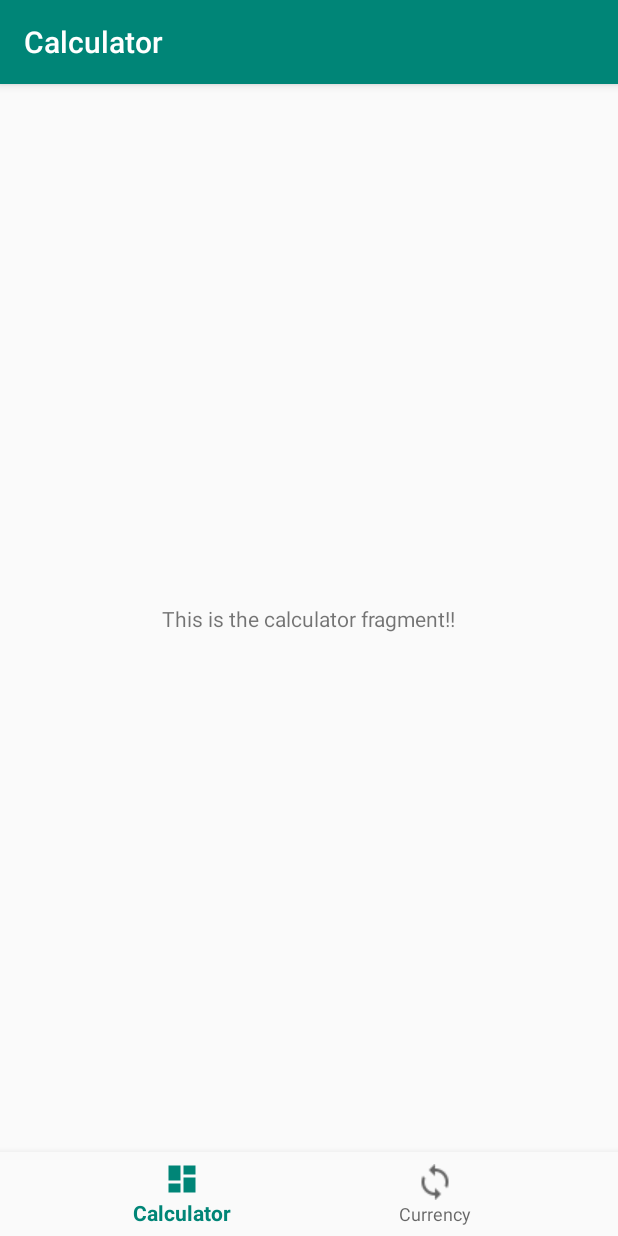
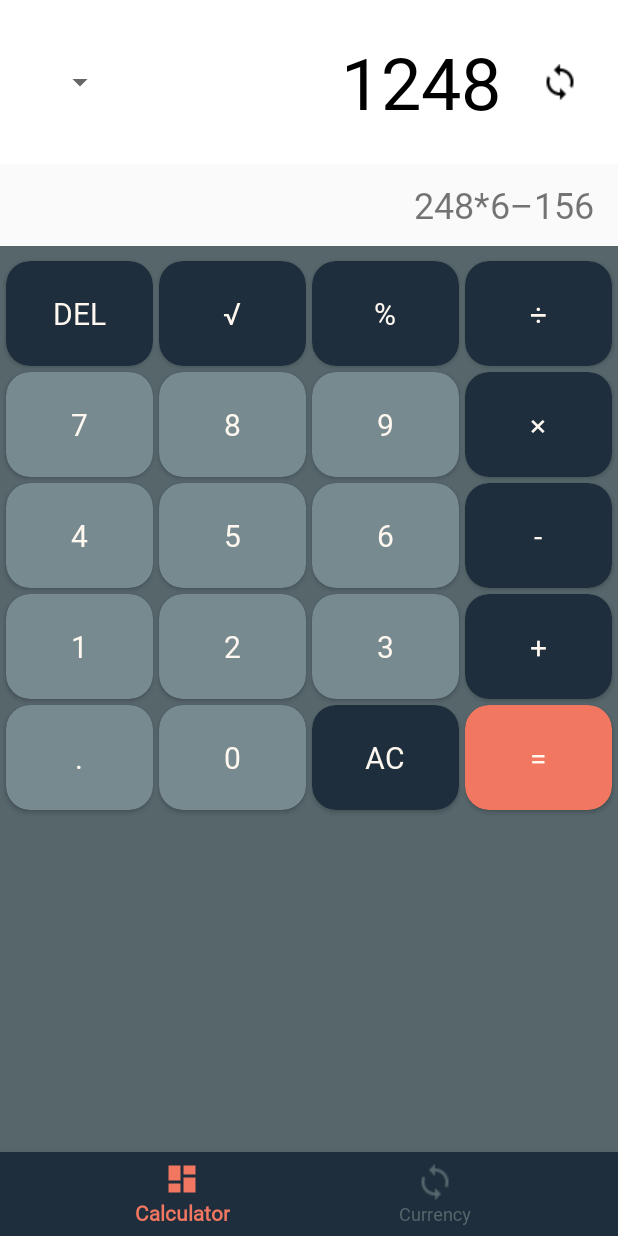
Before and after one commit to PanosGr94/Calculator-Project, an Android app: the screen it shows after launch (MainActivity), on a phone screen of 412 x 824 dp. Run offline under Robolectric (Android 15) with nearby library versions, the phone set to English and light mode, and no system bars; our stand-ins replace ButterKnife.

Commit message:
Calculator UI Ready
-Added RecyclerView for Buttons, ColorPalette, UI Styling, Fonts, and completed Calculator static UI.
-Created Landscape as well.

```diff
--- /dev/null
+++ b/app/src/main/java/com/example/lenovoppc/calculator/CalculatorAdapter.java
@@ -0,0 +1,83 @@
+package com.example.lenovoppc.calculator;
+
+import android.content.res.Resources;
+import android.support.annotation.NonNull;
+import android.support.constraint.ConstraintLayout;
+import android.support.v7.widget.CardView;
+import android.support.v7.widget.RecyclerView;
+import android.view.LayoutInflater;
+import android.view.View;
+import android.view.ViewGroup;
+import android.widget.TextView;
+import android.widget.Toast;
+
+import com.example.lenovoppc.calculator.Model.NumberButton;
+
+import java.util.ArrayList;
+
+import butterknife.BindView;
+import butterknife.ButterKnife;
+
+public class CalculatorAdapter extends RecyclerView.Adapter<CalculatorAdapter.NumberViewHolder> {
+
+    private ArrayList<NumberButton> layoutContents;
+    private Resources resources;
+
+    public CalculatorAdapter(ArrayList<NumberButton> layoutContents, Resources resources) {
+        this.layoutContents = layoutContents;
+        this.resources = resources;
+    }
+
+    @NonNull
+    @Override
+    public CalculatorAdapter.NumberViewHolder onCreateViewHolder(@NonNull ViewGroup viewGroup, int i) {
+
+        View view = LayoutInflater.from(viewGroup.getContext()).inflate(R.layout.item_button,viewGroup,false);
+
+        NumberViewHolder numberViewHolder = new NumberViewHolder(view);
+        return numberViewHolder;
+    }
+
+    @Override
+    public void onBindViewHolder(@NonNull final CalculatorAdapter.NumberViewHolder numberViewHolder, int i) {
+
+        String value = layoutContents.get(i).getValue();
+        String type = layoutContents.get(i).getType();
+        numberViewHolder.mNumber.setText(value);
+
+        if(type.equals(CalculatorFragment.FUNCTION)||type.equals(CalculatorFragment.OPERATION)){
+            numberViewHolder.mButton.setCardBackgroundColor(resources.getColor(R.color.colorPrimaryDark));
+        }else if(type.equals(CalculatorFragment.NUMBER)||type.equals(CalculatorFragment.DOT)){
+            numberViewHolder.mButton.setCardBackgroundColor(resources.getColor(R.color.colorPrimary));
+        }else if(type.equals(CalculatorFragment.RESULT)){
+            numberViewHolder.mButton.setCardBackgroundColor(resources.getColor(R.color.colorAccent));
+        }
+
+        final int position = i;
+        numberViewHolder.mButton.setOnClickListener(new View.OnClickListener() {
+            @Override
+            public void onClick(View v) {
+                Toast.makeText(v.getContext(), position+" has been clicked.", Toast.LENGTH_SHORT).show();
+            }
+        });
+
+    }
+
+    @Override
+    public int getItemCount() {
+        return layoutContents.size();
+    }
+
+    public class NumberViewHolder extends RecyclerView.ViewHolder {
+
+        @BindView(R.id.tv_button_number)
+        TextView mNumber;
+        @BindView(R.id.cl_item_button)
+        CardView mButton;
+
+        public NumberViewHolder(@NonNull View itemView) {
+            super(itemView);
+            ButterKnife.bind(this,itemView);
+        }
+    }
+}
--- a/app/src/main/java/com/example/lenovoppc/calculator/CalculatorFragment.java
+++ b/app/src/main/java/com/example/lenovoppc/calculator/CalculatorFragment.java
@@ -4,9 +4,18 @@ import android.content.Context;
 import android.net.Uri;
 import android.os.Bundle;
 import android.support.v4.app.Fragment;
+import android.support.v7.widget.GridLayoutManager;
+import android.support.v7.widget.RecyclerView;
 import android.view.LayoutInflater;
 import android.view.View;
 import android.view.ViewGroup;
+
+import com.example.lenovoppc.calculator.Model.NumberButton;
+
+import java.util.ArrayList;
+
+import butterknife.BindView;
+import butterknife.ButterKnife;
 
 
 /**
@@ -22,10 +31,17 @@ public class CalculatorFragment extends Fragment {
     // the fragment initialization parameters, e.g. ARG_ITEM_NUMBER
     private static final String ARG_PARAM1 = "param1";
     private static final String ARG_PARAM2 = "param2";
+    public static final String FUNCTION = "function";
+    public static final String OPERATION = "operation";
+    public static final String NUMBER = "number";
+    public static final String DOT = "dot";
+    public static final String RESULT = "result";
 
     // TODO: Rename and change types of parameters
     private String mParam1;
     private String mParam2;
+
+    @BindView(R.id.rv_buttons) RecyclerView mButtonsRV;
 
     private OnFragmentInteractionListener mListener;
 
@@ -65,7 +81,19 @@ public class CalculatorFragment extends Fragment {
     public View onCreateView(LayoutInflater inflater, ViewGroup container,
                              Bundle savedInstanceState) {
         // Inflate the layout for this fragment
-        return inflater.inflate(R.layout.fragment_calculator, container, false);
+        View view = inflater.inflate(R.layout.fragment_calculator, container, false);
+        ButterKnife.bind(this, view);
+        GridLayoutManager gridLayoutManager = new GridLayoutManager(container.getContext(),4){
+            @Override
+            public boolean canScrollVertically() {
+                return false;
+            }
+        };
+        mButtonsRV.setLayoutManager(gridLayoutManager);
+
+        CalculatorAdapter calculatorAdapter = new CalculatorAdapter(setUpCalculator(),getResources());
+        mButtonsRV.setAdapter(calculatorAdapter);
+        return view;
     }
 
     // TODO: Rename method, update argument and hook method into UI event
@@ -108,4 +136,36 @@ public class CalculatorFragment extends Fragment {
         // TODO: Update argument type and name
         void onFragmentInteraction(Uri uri);
     }
+
+
+    /**
+     * Simple helper method to build the {@link NumberButton} objects
+     * @return objects to pass to adapter
+     */
+    private ArrayList<NumberButton> setUpCalculator(){
+        String[] array = getResources().getStringArray(R.array.calculator_contents);
+        ArrayList<NumberButton> numberButtons = new ArrayList<>();
+        numberButtons.add(new NumberButton(array[0], FUNCTION));
+        numberButtons.add(new NumberButton(array[1], OPERATION));
+        numberButtons.add(new NumberButton(array[2],OPERATION));
+        numberButtons.add(new NumberButton(array[3],OPERATION));
+        numberButtons.add(new NumberButton(array[4], NUMBER));
+        numberButtons.add(new NumberButton(array[5],NUMBER));
+        numberButtons.add(new NumberButton(array[6],NUMBER));
+        numberButtons.add(new NumberButton(array[7],OPERATION));
+        numberButtons.add(new NumberButton(array[8],NUMBER));
+        numberButtons.add(new NumberButton(array[9],NUMBER));
+        numberButtons.add(new NumberButton(array[10],NUMBER));
+        numberButtons.add(new NumberButton(array[11],OPERATION));
+        numberButtons.add(new NumberButton(array[12],NUMBER));
+        numberButtons.add(new NumberButton(array[13],NUMBER));
+        numberButtons.add(new NumberButton(array[14],NUMBER));
+        numberButtons.add(new NumberButton(array[15],OPERATION));
+        numberButtons.add(new NumberButton(array[16], DOT));
+        numberButtons.add(new NumberButton(array[17],NUMBER));
+        numberButtons.add(new NumberButton(array[18],FUNCTION));
+        numberButtons.add(new NumberButton(array[19], RESULT));
+
+        return numberButtons;
+    }
 }
--- /dev/null
+++ b/app/src/main/java/com/example/lenovoppc/calculator/Model/NumberButton.java
@@ -0,0 +1,28 @@
+package com.example.lenovoppc.calculator.Model;
+
+public class NumberButton {
+
+    String value;
+    String type;
+
+    public NumberButton(String value, String type) {
+        this.value = value;
+        this.type = type;
+    }
+
+    public String getValue() {
+        return value;
+    }
+
+    public void setValue(String value) {
+        this.value = value;
+    }
+
+    public String getType() {
+        return type;
+    }
+
+    public void setType(String type) {
+        this.type = type;
+    }
+}
--- /dev/null
+++ b/app/src/main/res/drawable/bnv_states.xml
@@ -0,0 +1,5 @@
+<?xml version="1.0" encoding="utf-8"?>
+<selector xmlns:android="http://schemas.android.com/apk/res/android">
+    <item android:state_checked="true" android:color="@color/colorAccent" />
+    <item android:color="@color/colorBackground"  />
+</selector>
--- /dev/null
+++ b/app/src/main/res/font/customfont.xml
@@ -0,0 +1,7 @@
+<?xml version="1.0" encoding="utf-8"?>
+<font-family xmlns:android="http://schemas.android.com/apk/res/android">
+    <font
+        android:fontStyle="normal"
+        android:fontWeight="400"
+        android:font="@font/crimsontext_regular" />
+</font-family>
--- /dev/null
+++ b/app/src/main/res/layout-land/fragment_calculator.xml
@@ -0,0 +1,93 @@
+<?xml version="1.0" encoding="utf-8"?>
+<LinearLayout
+    xmlns:android="http://schemas.android.com/apk/res/android"
+    xmlns:app="http://schemas.android.com/apk/res-auto"
+    xmlns:tools="http://schemas.android.com/tools"
+    android:orientation="horizontal"
+    android:weightSum="5"
+    android:layout_width="match_parent"
+    android:layout_height="match_parent"
+    tools:context=".CalculatorFragment">
+
+    <!-- TODO: Update calculator fragment layout -->
+    <android.support.constraint.ConstraintLayout
+        android:id="@+id/cl_land"
+        android:layout_width="0dp"
+        android:layout_height="match_parent"
+        android:layout_weight="2"
+        android:background="@android:color/white"
+        app:layout_constraintVertical_chainStyle="packed"
+        >
+
+        <Spinner
+            android:id="@+id/sp_currency"
+            android:layout_width="wrap_content"
+            android:layout_height="wrap_content"
+            android:layout_weight="1"
+            app:layout_constraintLeft_toLeftOf="parent"
+            app:layout_constraintTop_toTopOf="@id/tv_result"
+            app:layout_constraintBottom_toBottomOf="@id/tv_result"
+            />
+
+        <TextView
+            android:id="@+id/tv_result"
+            android:layout_width="0dp"
+            android:layout_height="wrap_content"
+            android:text="1248"
+            android:gravity="center|end"
+            android:textColor="@android:color/background_dark"
+            android:textSize="32sp"
+            app:layout_constraintTop_toTopOf="parent"
+            app:layout_constraintBottom_toTopOf="@id/tv_history"
+            app:layout_constraintRight_toLeftOf="@id/ib_exchange"
+            app:layout_constraintLeft_toRightOf="@id/sp_currency"
+            />
+
+        <ImageButton
+            android:id="@+id/ib_exchange"
+            android:layout_width="48dp"
+            android:layout_height="48dp"
+            android:layout_weight="1"
+            android:layout_gravity="center"
+            android:background="@android:color/transparent"
+            android:src="@drawable/ic_dashboard_exchange"
+            app:layout_constraintRight_toRightOf="parent"
+            app:layout_constraintLeft_toRightOf="@id/tv_result"
+            app:layout_constraintTop_toTopOf="@id/tv_result"
+            app:layout_constraintBottom_toBottomOf="@id/tv_result"
+            />
+
+        <TextView
+            android:id="@+id/tv_history"
+            android:layout_width="match_parent"
+            android:layout_height="48dp"
+            android:text="@string/calc_frag_text"
+            android:gravity="center|end"
+            android:paddingRight="16dp"
+            android:textSize="20sp"
+            android:background="@color/colorBackground"
+            android:textColor="@color/colorText"
+            app:layout_constraintRight_toRightOf="parent"
+            app:layout_constraintLeft_toLeftOf="parent"
+            app:layout_constraintBottom_toBottomOf="parent"
+            />
+
+    </android.support.constraint.ConstraintLayout>
+
+
+    <android.support.v7.widget.RecyclerView
+        android:id="@+id/rv_buttons"
+        android:layout_width="0dp"
+        android:layout_height="match_parent"
+        android:layout_weight="3"
+        tools:listItem="@layout/item_button"
+        android:background="@color/colorBackground"
+        android:paddingLeft="2dp"
+        android:paddingRight="2dp"
+        android:paddingTop="8dp"
+        android:paddingBottom="8dp"
+        app:layout_constraintTop_toBottomOf="@id/tv_history"
+        app:layout_constraintBottom_toBottomOf="parent"
+        />
+
+</LinearLayout>
--- /dev/null
+++ b/app/src/main/res/layout-land/item_button.xml
@@ -0,0 +1,26 @@
+<?xml version="1.0" encoding="utf-8"?>
+<android.support.v7.widget.CardView
+    android:id="@+id/cl_item_button"
+    xmlns:android="http://schemas.android.com/apk/res/android"
+    xmlns:app="http://schemas.android.com/apk/res-auto"
+    xmlns:tools="http://schemas.android.com/tools"
+    android:layout_width="match_parent"
+    android:layout_margin="2dp"
+    app:cardCornerRadius="16dp"
+    android:layout_height="45dp">
+
+
+    <TextView
+        android:id="@+id/tv_button_number"
+        android:layout_width="wrap_content"
+        android:layout_height="wrap_content"
+        android:text="1"
+        android:textColor="@color/colorText"
+        android:layout_gravity="center"
+        android:textAppearance="@style/Base.TextAppearance.AppCompat.Title"
+        app:layout_constraintBottom_toBottomOf="parent"
+        app:layout_constraintEnd_toEndOf="parent"
+        app:layout_constraintStart_toStartOf="parent"
+        app:layout_constraintTop_toTopOf="parent" />
+
+</android.support.v7.widget.CardView>
--- a/app/src/main/res/layout/activity_main.xml
+++ b/app/src/main/res/layout/activity_main.xml
@@ -21,10 +21,12 @@
         android:layout_height="wrap_content"
         android:layout_marginStart="0dp"
         android:layout_marginEnd="0dp"
-        android:background="?android:attr/windowBackground"
+        android:background="@color/colorPrimaryDark"
         app:layout_constraintBottom_toBottomOf="parent"
         app:layout_constraintLeft_toLeftOf="parent"
         app:layout_constraintRight_toRightOf="parent"
+        app:itemIconTint="@drawable/bnv_states"
+        app:itemTextColor="@drawable/bnv_states"
         app:menu="@menu/navigation" />
 
 </android.support.constraint.ConstraintLayout>
--- a/app/src/main/res/layout/fragment_calculator.xml
+++ b/app/src/main/res/layout/fragment_calculator.xml
@@ -1,19 +1,83 @@
 <?xml version="1.0" encoding="utf-8"?>
-<android.support.constraint.ConstraintLayout xmlns:android="http://schemas.android.com/apk/res/android"
+<LinearLayout
+    xmlns:android="http://schemas.android.com/apk/res/android"
     xmlns:app="http://schemas.android.com/apk/res-auto"
     xmlns:tools="http://schemas.android.com/tools"
+    android:orientation="vertical"
+    android:weightSum="7"
     android:layout_width="match_parent"
     android:layout_height="match_parent"
     tools:context=".CalculatorFragment">
 
     <!-- TODO: Update calculator fragment layout -->
+    <LinearLayout
+        android:id="@+id/ll_convert"
+        android:layout_width="match_parent"
+        android:layout_height="0dp"
+        android:orientation="horizontal"
+        android:weightSum="7"
+        android:layout_weight="1"
+        android:background="@android:color/white"
+        app:layout_constraintVertical_chainStyle="packed"
+        app:layout_constraintTop_toTopOf="parent"
+        app:layout_constraintBottom_toTopOf="@id/tv_history"
+        >
+
+        <Spinner
+            android:layout_width="wrap_content"
+            android:layout_height="wrap_content"
+            android:layout_weight="1"
+            android:layout_gravity="center"
+            />
+
+        <TextView
+            android:id="@+id/tv_result"
+            android:layout_width="wrap_content"
+            android:layout_height="match_parent"
+            android:text="1248"
+            android:gravity="center|end"
+            android:textColor="@android:color/background_dark"
+            android:textSize="48sp"
+            android:layout_weight="5" />
+
+        <ImageButton
+            android:layout_width="48dp"
+            android:layout_height="48dp"
+            android:layout_weight="1"
+            android:layout_gravity="center"
+            android:background="@android:color/transparent"
+            android:src="@drawable/ic_dashboard_exchange"
+            />
+
+
+    </LinearLayout>
+
     <TextView
-        android:layout_width="wrap_content"
-        android:layout_height="wrap_content"
+        android:id="@+id/tv_history"
+        android:layout_width="match_parent"
+        android:layout_height="0dp"
+        android:layout_weight="0.5"
+        android:layout_marginRight="16dp"
         android:text="@string/calc_frag_text"
+        android:gravity="center|end"
+        android:textSize="24sp"
+        app:layout_constraintTop_toBottomOf="@id/ll_convert"
+        app:layout_constraintBottom_toTopOf="@id/rv_buttons"
+        />
+
+    <android.support.v7.widget.RecyclerView
+        android:id="@+id/rv_buttons"
+        android:layout_width="match_parent"
+        android:layout_height="0dp"
+        android:layout_weight="5.5"
+        tools:listItem="@layout/item_button"
+        android:background="@color/colorBackground"
+        android:paddingLeft="2dp"
+        android:paddingRight="2dp"
+        android:paddingTop="8dp"
+        android:paddingBottom="8dp"
+        app:layout_constraintTop_toBottomOf="@id/tv_history"
         app:layout_constraintBottom_toBottomOf="parent"
-        app:layout_constraintEnd_toEndOf="parent"
-        app:layout_constraintStart_toStartOf="parent"
-        app:layout_constraintTop_toTopOf="parent" />
+        />
 
-</android.support.constraint.ConstraintLayout>
+</LinearLayout>
--- /dev/null
+++ b/app/src/main/res/layout/item_button.xml
@@ -0,0 +1,26 @@
+<?xml version="1.0" encoding="utf-8"?>
+<android.support.v7.widget.CardView
+    android:id="@+id/cl_item_button"
+    xmlns:android="http://schemas.android.com/apk/res/android"
+    xmlns:app="http://schemas.android.com/apk/res-auto"
+    xmlns:tools="http://schemas.android.com/tools"
+    android:layout_width="match_parent"
+    android:layout_margin="2dp"
+    app:cardCornerRadius="16dp"
+    android:layout_height="70dp">
+
+
+    <TextView
+        android:id="@+id/tv_button_number"
+        android:layout_width="wrap_content"
+        android:layout_height="wrap_content"
+        android:text="1"
+        android:textColor="@color/colorText"
+        android:layout_gravity="center"
+        android:textAppearance="@style/Base.TextAppearance.AppCompat.Title"
+        app:layout_constraintBottom_toBottomOf="parent"
+        app:layout_constraintEnd_toEndOf="parent"
+        app:layout_constraintStart_toStartOf="parent"
+        app:layout_constraintTop_toTopOf="parent" />
+
+</android.support.v7.widget.CardView>
--- a/app/src/main/res/values/colors.xml
+++ b/app/src/main/res/values/colors.xml
@@ -1,6 +1,8 @@
 <?xml version="1.0" encoding="utf-8"?>
 <resources>
-    <color name="colorPrimary">#008577</color>
-    <color name="colorPrimaryDark">#00574B</color>
-    <color name="colorAccent">#D81B60</color>
+    <color name="colorPrimary">#778a8f</color>
+    <color name="colorPrimaryDark">#1e2e3d</color>
+    <color name="colorBackground">#56666b</color>
+    <color name="colorAccent">#f27761</color>
+    <color name="colorText">#FFF8F0</color>
 </resources>
--- a/app/src/main/res/values/strings.xml
+++ b/app/src/main/res/values/strings.xml
@@ -4,7 +4,29 @@
     <string name="title_convertor">Currency</string>
 
     <!-- Calculator Text -->
-    <string name="calc_frag_text">This is the calculator fragment!!</string>
+    <string name="calc_frag_text">248*6–156</string>
+    <string-array name="calculator_contents">
+        <item>DEL</item>
+        <item>√</item>
+        <item>%</item>
+        <item>÷</item>
+        <item>7</item>
+        <item>8</item>
+        <item>9</item>
+        <item>×</item>
+        <item>4</item>
+        <item>5</item>
+        <item>6</item>
+        <item>-</item>
+        <item>1</item>
+        <item>2</item>
+        <item>3</item>
+        <item>+</item>
+        <item>.</item>
+        <item>0</item>
+        <item>AC</item>
+        <item>=</item>
+    </string-array>
 
     <!-- Convertor Text -->
     <string name="conv_frag_text">Converter fragment!!</string>
--- a/app/src/main/res/values/styles.xml
+++ b/app/src/main/res/values/styles.xml
@@ -1,11 +1,15 @@
 <resources>
 
     <!-- Base application theme. -->
-    <style name="AppTheme" parent="Theme.AppCompat.Light.DarkActionBar">
+    <style name="AppTheme" parent="Theme.AppCompat.Light.NoActionBar">
         <!-- Customize your theme here. -->
         <item name="colorPrimary">@color/colorPrimary</item>
         <item name="colorPrimaryDark">@color/colorPrimaryDark</item>
         <item name="colorAccent">@color/colorAccent</item>
+        <item name="android:fontFamily">@font/customfont</item>
+        <item name="fontFamily">@font/customfont</item>
     </style>
 
+
+
 </resources>
```
Also changed, not shown: app/build.gradle (+6 -1 lines).
